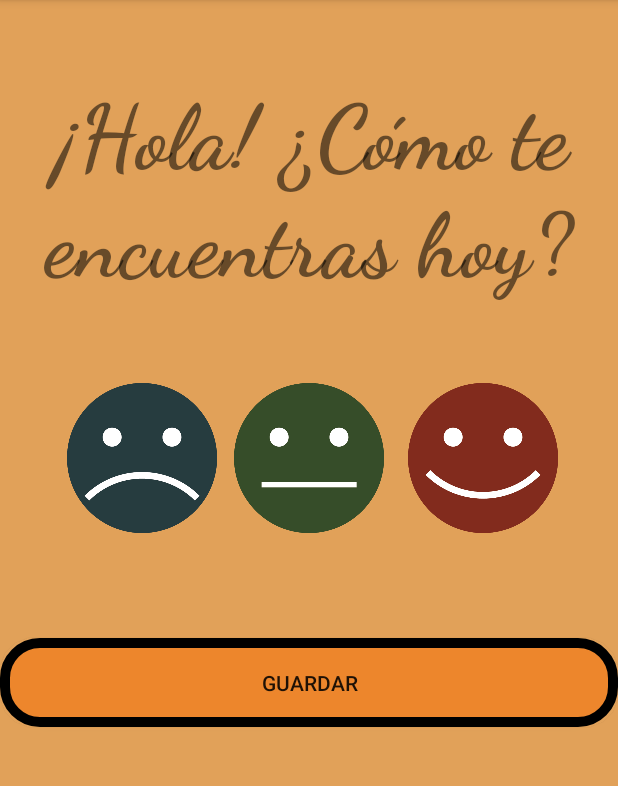
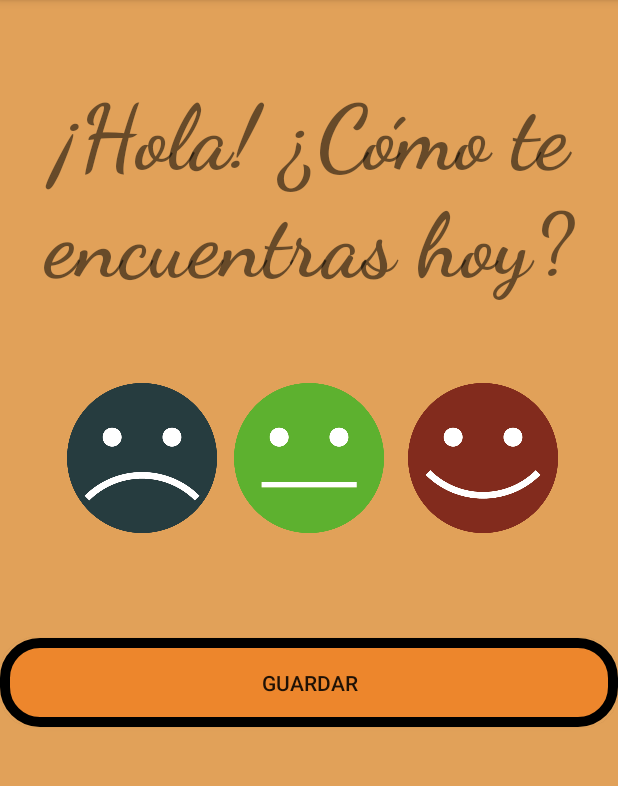
Before and after one commit to EmiMLG/HappyLevel, an Android app: the screen it shows after launch (MainActivity), after a tap on an icon or button, on a phone screen of 412 x 824 dp, the part 84-870 px from its top. Run offline under Robolectric (Android 15) with nearby library versions, the phone set to English and light mode, and no system bars; our stand-ins replace ButterKnife.

Commit message:
added selected

```diff
--- a/app/src/main/java/es/telefonica/talentum/myapplication/MainActivity.java
+++ b/app/src/main/java/es/telefonica/talentum/myapplication/MainActivity.java
@@ -37,6 +37,7 @@ public class MainActivity extends AppCompatActivity {
         buttonHappy.setOnClickListener(new View.OnClickListener() {
             @Override
             public void onClick(View v) {
+                buttonHappy.setSelected(true);
 
             }
         });
@@ -44,6 +45,7 @@ public class MainActivity extends AppCompatActivity {
         buttonNormal.setOnClickListener(new View.OnClickListener() {
             @Override
             public void onClick(View v) {
+                buttonNormal.setSelected(true);
 
             }
         });
@@ -51,6 +53,7 @@ public class MainActivity extends AppCompatActivity {
         buttonSad.setOnClickListener(new View.OnClickListener() {
             @Override
             public void onClick(View v) {
+                buttonSad.setSelected(true);
 
             }
         });
--- a/app/src/main/res/drawable/button_selector_happy.xml
+++ b/app/src/main/res/drawable/button_selector_happy.xml
@@ -1,8 +1,7 @@
 <?xml version="1.0" encoding="utf-8"?>
 <selector xmlns:android="http://schemas.android.com/apk/res/android">
-    <item android:drawable="@drawable/happy_off" android:state_selected="true"/>
+    <item android:drawable="@drawable/happy" android:state_selected="true"/>
     <item  android:drawable="@drawable/happy" android:state_pressed="true"/>
     <item android:drawable="@drawable/happy_off"/>
-    <item android:drawable="@drawable/happy" android:state_active="true"/>
 
 </selector>
--- a/app/src/main/res/drawable/button_selector_normal.xml
+++ b/app/src/main/res/drawable/button_selector_normal.xml
@@ -1,6 +1,6 @@
 <?xml version="1.0" encoding="utf-8"?>
 <selector xmlns:android="http://schemas.android.com/apk/res/android">
-    <item android:drawable="@drawable/normal_off" android:state_selected="true"/>
+    <item android:drawable="@drawable/normal" android:state_selected="true"/>
     <item  android:drawable="@drawable/normal" android:state_pressed="true"/>
     <item android:drawable="@drawable/normal_off"/>
 
--- a/app/src/main/res/drawable/button_selector_sad.xml
+++ b/app/src/main/res/drawable/button_selector_sad.xml
@@ -1,6 +1,6 @@
 <?xml version="1.0" encoding="utf-8"?>
 <selector xmlns:android="http://schemas.android.com/apk/res/android">
-    <item android:drawable="@drawable/sad_off" android:state_selected="true"/>
+    <item android:drawable="@drawable/sad" android:state_selected="true"/>
     <item  android:drawable="@drawable/sad" android:state_pressed="true"/>
     <item android:drawable="@drawable/sad_off"/>
 
```
